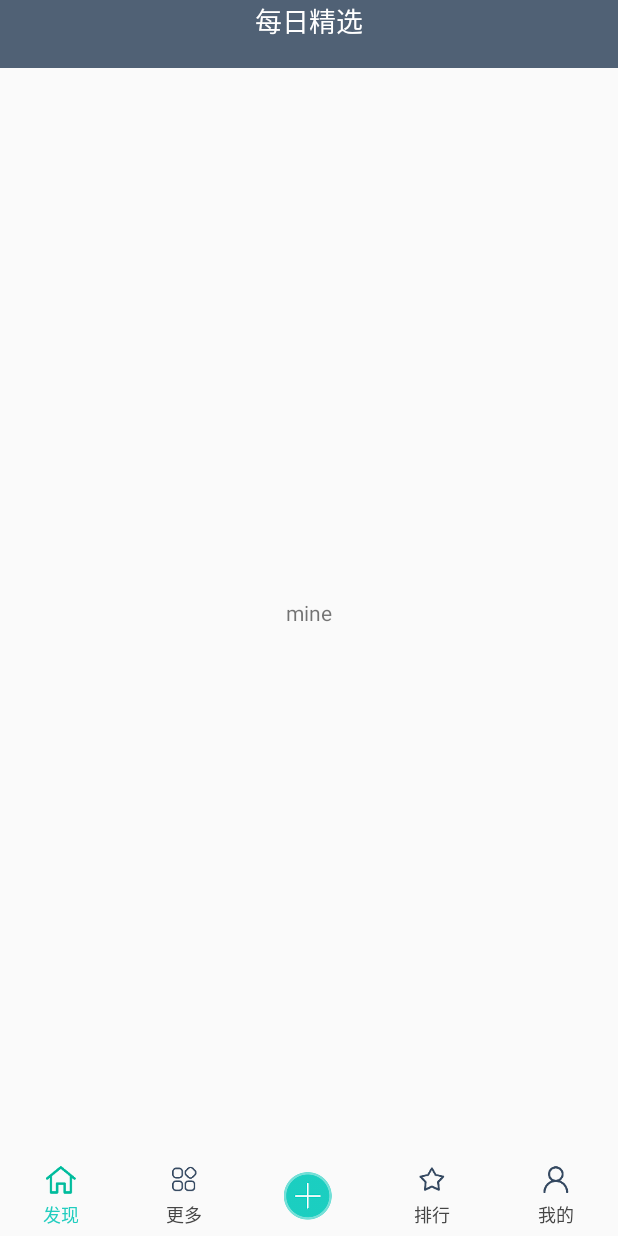
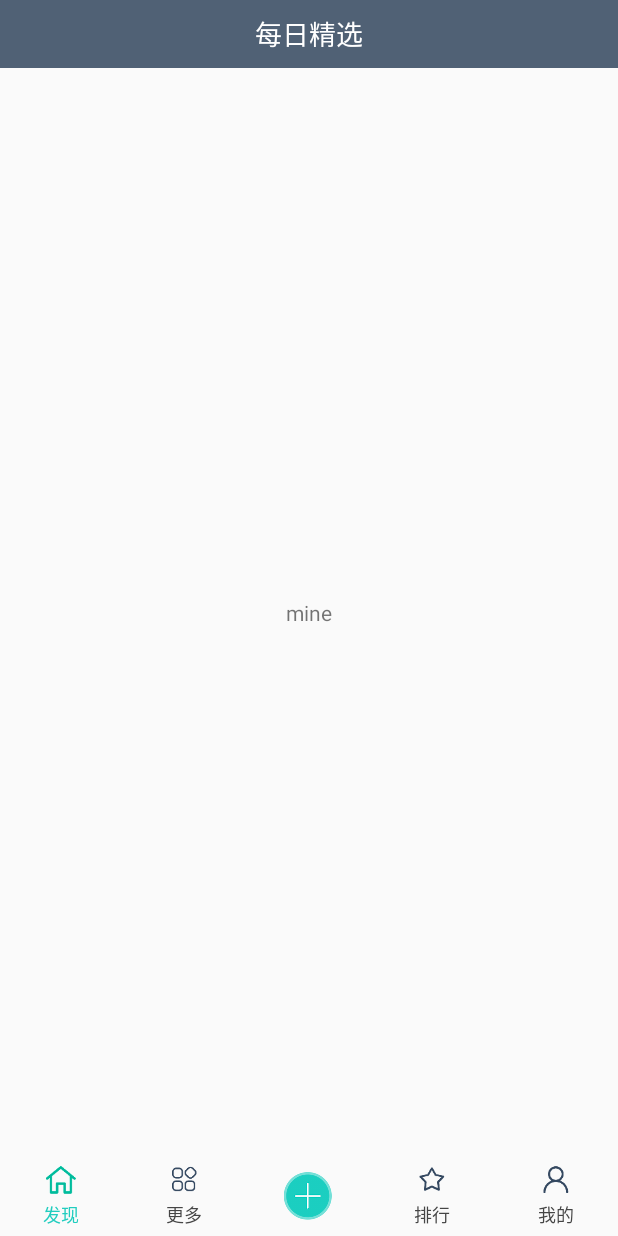
Before and after one commit to wangcheng319/xiaobai, an Android app: the fragment MineFragment placed in its activity, on a phone screen of 412 x 824 dp. Run offline under Robolectric (Android 15) with nearby library versions, the phone set to English and light mode, and no system bars; our stand-ins replace Picasso; libraries missing offline, so code that uses them is left out: com.readystatesoftware.systembartint, com.umeng.message; pictures from the network do not load; 11 statements that could not run were skipped.

Commit message:
修改title

```diff
--- a/app/src/main/java/com/xiaobai/activity/MainActivity.java
+++ b/app/src/main/java/com/xiaobai/activity/MainActivity.java
@@ -1,6 +1,7 @@
 package com.xiaobai.activity;
 
 import android.content.Intent;
+import android.os.Build;
 import android.os.Bundle;
 import android.os.Handler;
 import android.support.v4.app.FragmentManager;
@@ -8,9 +9,12 @@ import android.support.v4.app.FragmentTransaction;
 import android.support.v7.app.AppCompatActivity;
 import android.util.Log;
 import android.view.View;
+import android.view.Window;
+import android.view.WindowManager;
 import android.widget.ImageView;
 import android.widget.TextView;
 
+import com.readystatesoftware.systembartint.SystemBarTintManager;
 import com.umeng.message.IUmengRegisterCallback;
 import com.umeng.message.PushAgent;
 import com.umeng.message.UmengRegistrar;
@@ -25,7 +29,7 @@ import com.xiaobai.utils.StatusBarCompat;
 /**
  *
  */
-public class MainActivity extends AppCompatActivity implements View.OnClickListener {
+public class MainActivity extends BaseActivity implements View.OnClickListener {
     //切换内容
     private FindFragment findFragment;
     private AddFragment addFragment;
@@ -57,13 +61,21 @@ public class MainActivity extends AppCompatActivity implements View.OnClickListe
     private String titleArray[] = {"每日精选", "乐趣无限", "", "排行", "我的"};
     private String toWhere;
     private PushAgent mPushAgent;
+    private SystemBarTintManager tintManager;
 
     @Override
     protected void onCreate(Bundle savedInstanceState) {
         super.onCreate(savedInstanceState);
-//        requestWindowFeature(Window.FEATURE_NO_TITLE);
         setContentView(R.layout.activity_main);
-        StatusBarCompat.compat(this);
+//        StatusBarCompat.compat(this);
+
+        if (Build.VERSION.SDK_INT >= Build.VERSION_CODES.KITKAT) {
+            getWindow().addFlags(WindowManager.LayoutParams.FLAG_TRANSLUCENT_STATUS);
+            getWindow().addFlags(WindowManager.LayoutParams.FLAG_TRANSLUCENT_NAVIGATION);
+            tintManager = new SystemBarTintManager(this);
+            tintManager.setStatusBarTintColor(getResources().getColor(R.color.main));
+            tintManager.setStatusBarTintEnabled(true);
+        }
 
 
         mPushAgent = PushAgent.getInstance(this);
@@ -144,9 +156,8 @@ public class MainActivity extends AppCompatActivity implements View.OnClickListe
                 break;
             case R.id.home_tab_mine_layout:
 //                setTabSelection(4);
-                startActivity(new Intent(this,LoginActivity.class));
+                startActivity(new Intent(this, LoginActivity.class));
                 break;
-
 
 
         }
@@ -246,4 +257,14 @@ public class MainActivity extends AppCompatActivity implements View.OnClickListe
         }
 
     }
+
+    @Override
+    public void onPostSuccess(int postId, String msg) {
+
+    }
+
+    @Override
+    public void onPostFailure(int postId, String msg) {
+
+    }
 }
--- a/app/src/main/java/com/xiaobai/fragment/BaseFragment.java
+++ b/app/src/main/java/com/xiaobai/fragment/BaseFragment.java
@@ -2,8 +2,11 @@ package com.xiaobai.fragment;
 
 import android.app.Dialog;
 import android.os.Bundle;
+import android.os.Handler;
+import android.os.Message;
 import android.support.annotation.Nullable;
 import android.support.v4.app.Fragment;
+import android.util.Log;
 import android.view.LayoutInflater;
 import android.view.View;
 import android.view.ViewGroup;
@@ -20,6 +23,9 @@ import com.squareup.okhttp.Response;
 import com.xiaobai.application.R;
 import com.xiaobai.utils.Utils;
 
+import org.json.JSONException;
+import org.json.JSONObject;
+
 import java.io.IOException;
 
 /**
@@ -27,6 +33,19 @@ import java.io.IOException;
  */
 public abstract class BaseFragment extends Fragment {
     public static final String url = "http://139.196.203.173:8080/qianyuApp/requestservices.action";
+
+
+    Handler handler = new Handler(new Handler.Callback() {
+        @Override
+        public boolean handleMessage(Message msg) {
+            if (msg.what == 0) {
+                onPostSuccess(msg.arg1, String.valueOf(msg.obj));
+            } else {
+                onPostFailure(msg.arg1, String.valueOf(msg.obj));
+            }
+            return false;
+        }
+    });
 
     public BaseFragment() {
 
@@ -86,7 +105,30 @@ public abstract class BaseFragment extends Fragment {
                 if (progressDialog.isShowing()) {
                     progressDialog.cancel();
                 }
-                onPostSuccess(postId, response.body().string());
+                String res = response.body().string();
+                JSONObject jsonObject = null;
+                String data = null;
+                Message mesage = handler.obtainMessage();
+
+                Log.e("res", res);
+                try {
+                    jsonObject = new JSONObject(res);
+                    if (jsonObject.getString("errCode").equals("0")) {
+                        data = jsonObject.getString("data");
+                        mesage.what = 0;
+                        mesage.obj = data;
+                        mesage.arg1 = postId;
+                        handler.sendMessage(mesage);
+                    } else {
+                        mesage.what = 1;
+                        mesage.arg1 = postId;
+                        mesage.obj = jsonObject.getString("errCode" + jsonObject.getString("errMsg"));
+                        handler.sendMessage(mesage);
+                    }
+
+                } catch (JSONException e) {
+                    e.printStackTrace();
+                }
             }
         });
     }
--- a/app/src/main/res/layout/activity_main.xml
+++ b/app/src/main/res/layout/activity_main.xml
@@ -3,6 +3,8 @@
     xmlns:tools="http://schemas.android.com/tools"
     android:layout_width="match_parent"
     android:layout_height="match_parent"
+    android:clipToPadding="true"
+    android:fitsSystemWindows="true"
     tools:context="com.xiaobai.activity.MainActivity">
 
     <include
--- a/app/src/main/res/layout/view_title.xml
+++ b/app/src/main/res/layout/view_title.xml
@@ -19,6 +19,7 @@
         android:layout_width="wrap_content"
         android:layout_height="match_parent"
         android:layout_centerInParent="true"
+        android:gravity="center"
         android:text="标题"
         android:textColor="@color/white"
         android:textSize="18sp" />
--- a/app/src/main/res/values/colors.xml
+++ b/app/src/main/res/values/colors.xml
@@ -5,8 +5,8 @@
     <color name="colorPrimaryDark">#303F9F</color>
     <color name="colorAccent">#FF4081</color>
 
-    <color name="primary">#FF03A9F4</color>
-    <color name="primary_dark">#FF0288D1</color>
+    <color name="primary">#506175</color>
+    <color name="primary_dark">#506175</color>
     <color name="status_bar_color">@color/primary_dark</color>
 
     <color name="pull_view_text">#454545</color>
--- a/app/src/main/res/values/styles.xml
+++ b/app/src/main/res/values/styles.xml
@@ -3,10 +3,11 @@
     <!-- Base application theme. -->
     <style name="AppTheme" parent="Theme.AppCompat.Light.NoActionBar">
         <!-- Customize your theme here. -->
-        <item name="colorPrimary">@color/colorPrimary</item>
-        <item name="colorPrimaryDark">@color/colorPrimaryDark</item>
+        <item name="colorPrimary">@color/main</item>
+        <item name="colorPrimaryDark">@color/main</item>
         <item name="colorAccent">@color/colorAccent</item>
         <item name="windowNoTitle">true</item>
+        <item name="android:fitsSystemWindows">true</item>
     </style>
 
     <style name="progress_dialog" parent="@android:style/Theme.Dialog">
```
Also changed, not shown: app/build.gradle (+10 -8 lines), app/src/main/java/com/xiaobai/activity/BaseActivity.java (+13 -2 lines), app/src/main/java/com/xiaobai/activity/RegisterActivity.java (+27 -31 lines), app/src/main/java/com/xiaobai/adapter/FindAdapter.java (+48 -41 lines), app/src/main/java/com/xiaobai/adapter/FindAdapter1.java (deleted, +0 -79 lines), app/src/main/java/com/xiaobai/fragment/BaseListFragment.java (added, +104 -0 lines), app/src/main/java/com/xiaobai/fragment/FindFragment.java (+43 -50 lines), app/src/main/res/layout/fragment_base_list.xml (added, +13 -0 lines), app/src/main/res/layout/layout_find_item.xml (+3 -4 lines), app/src/main/res/values-v19/style.xml (added, +7 -0 lines), 29 other files.
